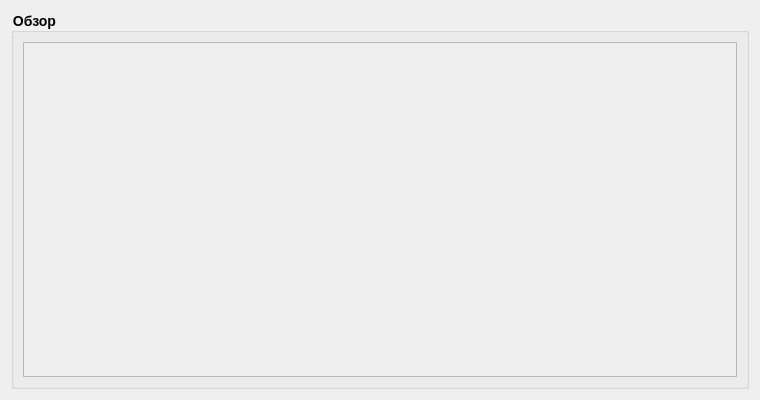
Old version of the form src/interface_module/uis/widgets/overview_class.ui in the repository b1t0nese/MacLearn.
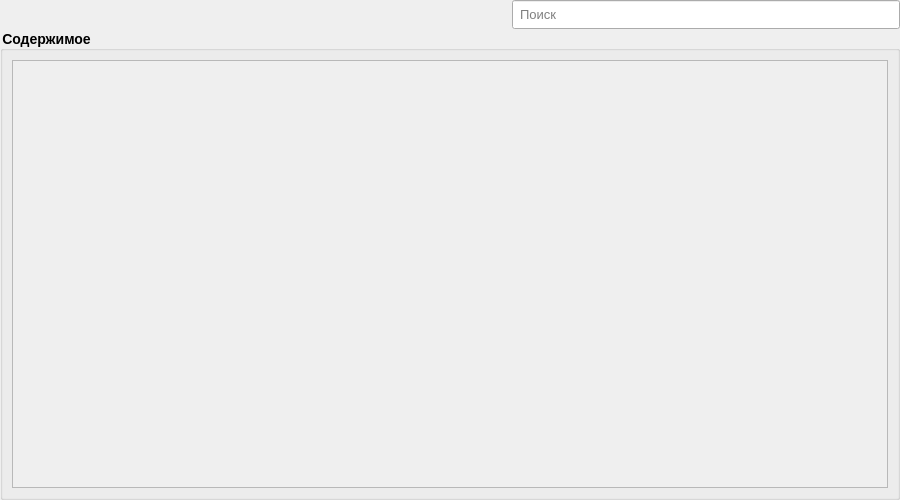
New version of the form.

Commit message: logs, images search, image type choice in 'Dataset', and big fixes

```diff
--- a/src/interface_module/uis/widgets/overview_class.ui
+++ b/src/interface_module/uis/widgets/overview_class.ui
@@ -6,20 +6,78 @@
    <rect>
     <x>0</x>
     <y>0</y>
-    <width>760</width>
-    <height>400</height>
+    <width>900</width>
+    <height>500</height>
    </rect>
   </property>
-  <layout class="QVBoxLayout" name="verticalLayout">
+  <layout class="QVBoxLayout" name="verticalLayout_3">
+   <property name="leftMargin">
+    <number>0</number>
+   </property>
+   <property name="topMargin">
+    <number>0</number>
+   </property>
+   <property name="rightMargin">
+    <number>0</number>
+   </property>
+   <property name="bottomMargin">
+    <number>0</number>
+   </property>
+   <property name="spacing">
+    <number>0</number>
+   </property>
+   <item>
+    <layout class="QHBoxLayout" name="horizontalLayout_header">
+     <item>
+      <widget class="QTabBar" name="tab_bar">
+       <property name="expanding">
+        <bool>false</bool>
+       </property>
+       <property name="styleSheet">
+        <string notr="true">font-size: 12px; font-weight: bold;</string>
+       </property>
+      </widget>
+     </item>
+     <item>
+      <spacer name="horizontalSpacer">
+       <property name="orientation">
+        <enum>Qt::Horizontal</enum>
+       </property>
+       <property name="sizeHint" stdset="0">
+        <size>
+         <width>40</width>
+         <height>20</height>
+        </size>
+       </property>
+      </spacer>
+     </item>
+     <item>
+      <widget class="QLineEdit" name="lineEdit_search">
+       <property name="placeholderText">
+        <string>Поиск</string>
+       </property>
+       <property name="minimumSize">
+        <size>
+         <width>200</width>
+         <height>0</height>
+        </size>
+       </property>
+       <property name="styleSheet">
+        <string notr="true">font-size: 13px; padding: 5px;</string>
+       </property>
+      </widget>
+     </item>
+    </layout>
+   </item>
    <item>
     <widget class="QGroupBox" name="overview_group">
      <property name="styleSheet">
       <string notr="true">QGroupBox { font-size: 14px; font-weight: bold; }</string>
      </property>
      <property name="title">
-      <string>Обзор</string>
+      <string>Содержимое</string>
      </property>
-     <layout class="QVBoxLayout" name="verticalLayout_2">
+     <layout class="QVBoxLayout" name="verticalLayout">
       <item>
        <widget class="QScrollArea" name="overview_scroll_area">
         <property name="verticalScrollBarPolicy">
@@ -36,12 +94,11 @@
           <rect>
            <x>0</x>
            <y>0</y>
-           <width>720</width>
+           <width>880</width>
            <height>350</height>
           </rect>
          </property>
-         <layout class="QVBoxLayout" name="overview_vertical_layout">
-         </layout>
+         <layout class="QVBoxLayout" name="overview_vertical_layout"/>
         </widget>
        </widget>
       </item>
```
The commit also changes 7 other files.
